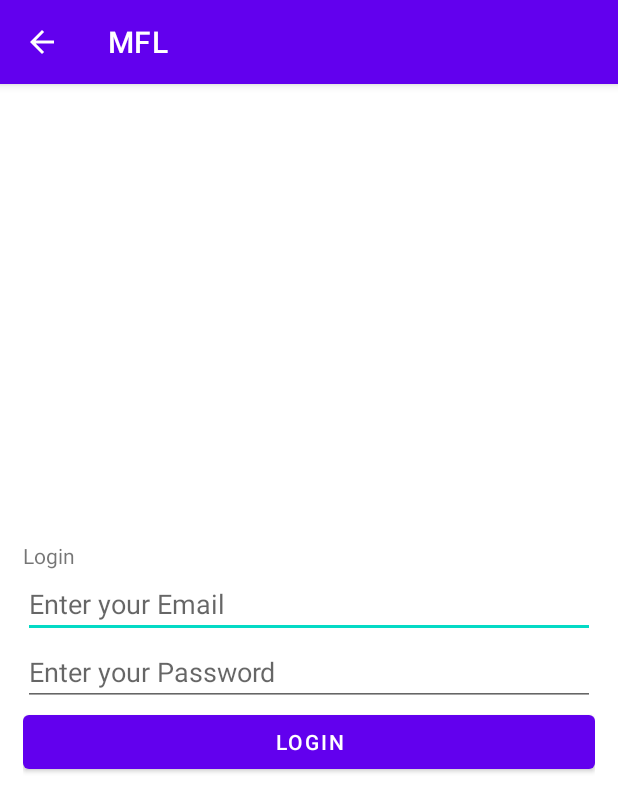
After one commit to MarcoSpino/MFL, an Android app: the log screen opened directly, with no data from a screen before it, on a phone screen of 412 x 824 dp. The commit adds this screen. Shown: the top 812 px of the screen. Run offline under Robolectric (Android 15) with nearby library versions, the phone set to English and light mode, and no system bars; our stand-ins replace Firebase (no records; nobody signed in at launch, a user with empty details on screens opened directly).

Commit message:
commit terzo fatta registrazione e login

```diff
--- /dev/null
+++ b/app/src/main/java/com/example/mfl/log.java
@@ -0,0 +1,121 @@
+package com.example.mfl;
+
+import android.app.MediaRouteButton;
+import android.os.Bundle;
+import android.content.Intent;
+import android.text.TextUtils;
+import android.view.View;
+import android.widget.ProgressBar;
+import android.widget.Toast;
+import android.widget.EditText;
+import android.widget.TextView;
+import android.widget.Button;
+
+import androidx.annotation.NonNull;
+import androidx.appcompat.app.AppCompatActivity;
+
+import com.google.firebase.auth.FirebaseAuth;
+import com.google.firebase.auth.AuthResult;
+import com.google.android.gms.tasks.OnCompleteListener;
+import com.google.android.gms.tasks.Task;
+
+public class log extends AppCompatActivity {
+
+    private EditText emailTextView, passwordTextView;
+    private Button Btn;
+    private ProgressBar progressbar;
+
+    private FirebaseAuth mAuth;
+    @Override
+    protected void onCreate(Bundle savedInstanceState)
+    {
+        super.onCreate(savedInstanceState);
+        setContentView(R.layout.login2);
+        // taking instance of FirebaseAuth
+        mAuth = FirebaseAuth.getInstance();
+
+        // initialising all views through id defined above
+        emailTextView = findViewById(R.id.email);
+        passwordTextView = findViewById(R.id.password);
+        Btn = findViewById(R.id.login);
+        progressbar = findViewById(R.id.progressBar);
+
+        // Set on Click Listener on Sign-in button
+        Btn.setOnClickListener(new View.OnClickListener() {
+            @Override
+            public void onClick(View v)
+            {
+                loginUserAccount();
+            }
+        });
+    }
+
+    private void loginUserAccount()
+    {
+
+        // show the visibility of progress bar to show loading
+        progressbar.setVisibility(View.VISIBLE);
+
+        // Take the value of two edit texts in Strings
+        String email, password;
+        email = emailTextView.getText().toString();
+        password = passwordTextView.getText().toString();
+
+        // validations for input email and password
+        if (TextUtils.isEmpty(email)) {
+            Toast.makeText(getApplicationContext(),
+                            "Please enter email!!",
+                            Toast.LENGTH_LONG)
+                    .show();
+            return;
+        }
+
+        if (TextUtils.isEmpty(password)) {
+            Toast.makeText(getApplicationContext(),
+                            "Please enter password!!",
+                            Toast.LENGTH_LONG)
+                    .show();
+            return;
+        }
+
+        // signin existing user
+        mAuth.signInWithEmailAndPassword(email, password)
+                .addOnCompleteListener(
+                        new OnCompleteListener<AuthResult>() {
+                            @Override
+                            public void onComplete(
+                                    @NonNull Task<AuthResult> task)
+                            {
+                                if (task.isSuccessful()) {
+                                    Toast.makeText(getApplicationContext(),
+                                                    "Login successful!!",
+                                                    Toast.LENGTH_LONG)
+                                            .show();
+
+                                    // hide the progress bar
+                                    MediaRouteButton progressBar = null;
+                                    progressBar.setVisibility(View.GONE);
+
+                                    // if sign-in is successful
+                                    // intent to home activity
+                                    Intent intent
+                                            = new Intent(log.this,
+                                            MainActivity.class);
+                                    startActivity(intent);
+                                }
+
+                                else {
+
+                                    // sign-in failed
+                                    Toast.makeText(getApplicationContext(),
+                                                    "Login failed!!",
+                                                    Toast.LENGTH_LONG)
+                                            .show();
+
+                                    // hide the progress bar
+                                    progressbar.setVisibility(View.GONE);
+                                }
+                            }
+                        });
+    }
+}
--- a/app/src/main/res/layout/activity_main.xml
+++ b/app/src/main/res/layout/activity_main.xml
@@ -15,6 +15,7 @@
         android:layout_height="105dp"
         android:text="LOGIN"
         android:textSize="40dp"
+        android:onClick="log"
         app:layout_constraintBottom_toBottomOf="parent"
         app:layout_constraintEnd_toEndOf="parent"
         app:layout_constraintStart_toStartOf="parent"
@@ -45,6 +46,7 @@
         android:layout_height="105dp"
         android:text="SIGN UP"
         android:textSize="30dp"
+        android:onClick="reg"
         app:layout_constraintBottom_toBottomOf="parent"
         app:layout_constraintEnd_toEndOf="parent"
         app:layout_constraintStart_toStartOf="parent"
--- /dev/null
+++ b/app/src/main/res/layout/login2.xml
@@ -0,0 +1,50 @@
+<?xml version="1.0" encoding="utf-8"?>
+<!-- Linear Layout with vertical orientation and other properties -->
+
+<LinearLayout
+    xmlns:android="http://schemas.android.com/apk/res/android"
+    xmlns:app="http://schemas.android.com/apk/res-auto"
+    xmlns:tools="http://schemas.android.com/tools"
+
+    android:layout_width="match_parent"
+    android:layout_height="match_parent"
+    android:gravity="center_vertical"
+    android:orientation="vertical"
+    android:padding="15dp"
+    tools:context=".login2">
+
+    <!-- TextView for heading -->
+    <TextView
+        android:layout_width="wrap_content"
+        android:layout_height="wrap_content"
+        android:text="Login"/>
+
+    <!-- Edit text for email -->
+    <EditText
+        android:id="@+id/email"
+        android:layout_width="match_parent"
+        android:layout_height="wrap_content"
+        android:hint="Enter your Email" />
+
+    <!-- Edit text for password -->
+    <EditText
+        android:id="@+id/password"
+        android:layout_width="match_parent"
+        android:layout_height="wrap_content"
+        android:hint="Enter your Password"
+        android:inputType="textPassword" />
+
+    <!-- Button for Login with text "Login" -->
+    <Button
+        android:id="@+id/login"
+        android:layout_width="match_parent"
+        android:layout_height="wrap_content"
+        android:text="Login" />
+
+    <!-- ProgressBar for Loading Time -->
+    <ProgressBar
+        android:id="@+id/progressBar"
+        android:layout_width="wrap_content"
+        android:layout_height="wrap_content"
+        android:visibility="gone" />
+</LinearLayout>
```
Also changed, not shown: app/build.gradle (+9 -0 lines), app/src/main/AndroidManifest.xml (+16 -0 lines), app/src/main/java/com/example/mfl/MainActivity.java (+12 -1 lines), app/src/main/java/com/example/mfl/reg.java (added, +121 -0 lines), app/src/main/res/layout/login.xml (added, +49 -0 lines), build.gradle (+6 -1 lines), 1 other file.
